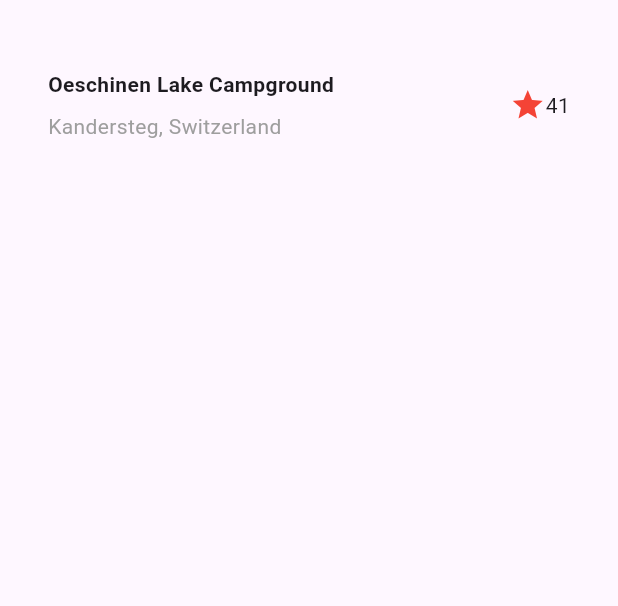
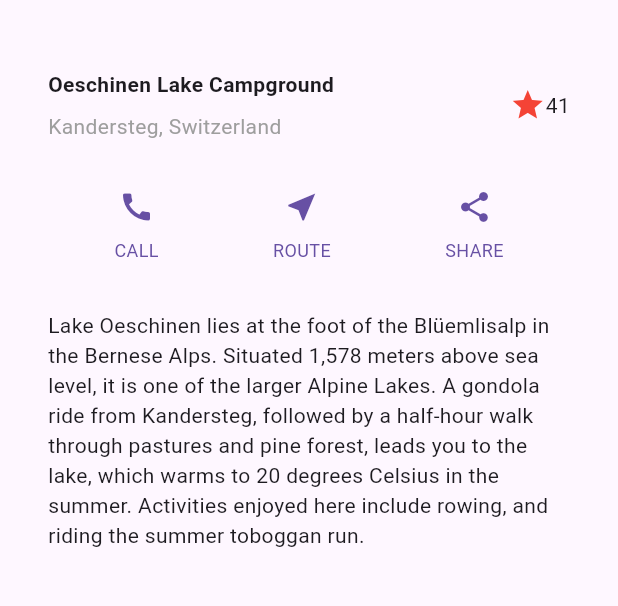
Before and after one commit to GHasegawa1124/flutter_tutorial, a Flutter app: the screen it shows after launch, on a phone screen of 412 x 824 dp, the part 63-669 px from its top. Run offline on Flutter 3.47's test engine with Material 3 defaults, Android fonts, the phone set to English and light mode, and no system bars.

Commit message:
変更なし

```diff
--- a/lib/main.dart
+++ b/lib/main.dart
@@ -4,11 +4,21 @@
   runApp(const MainApp());
 }
 
+// Flutterのレイアウト構築の方法をを学ぶためのサンプルアプリです。
+// Flutter公式ドキュメントのBuilding layoutsに沿った実装を行っています。
+// ref. https://docs.flutter.dev/ui/layout/tutorial#step-3-implement-the-button-row
 class MainApp extends StatelessWidget {
   const MainApp({super.key});
 
   @override
   Widget build(BuildContext context) {
+    // Step2: Implement the title row
+    //
+    // テキストやスターアイコンを横に並べた塊をTitleSectionという塊で表現します。
+    // buildメソッドの中にこのように記述します。Container配下に複雑なWidgetがネストされていますが、
+    // それらを`titleSection`という変数に代入しているのがこちらの記述です。
+    // このように記述することで、buildメソッドの中身がすっきりと見やすくなります。
+    // ref. https://docs.flutter.dev/ui/layout/tutorial#step-2-implement-the-title-row
     Widget titleSection = Container(
       padding: const EdgeInsets.all(32),
       child: Row(
@@ -46,15 +56,94 @@
         ],
       ),
     );
+
+    // Step3: Implement the button row
+    //
+    // アイコンとテキストを縦に並べた塊をButtonSectionという塊で表現します。
+    // Step2とは違い`=`で代入した変数形式とは異なり、`buildButtonColumn`というメソッドで実装されています。
+    // メソッドにしている理由は外から（呼び出す側）からカラーやアイコン、テキストを柔軟に変更できるようにするためです。
+    // このようにメソッドにしておき呼び出し側で引数を定義しておくことで、同じようなレイアウトを複数箇所で使い回すことができます。
+    // ボタンの色、アイコン、テキストが引数で指定されていることで、これらを自由に変更したレイアウトをすぐに使うことができます。
+    // ref. https://docs.flutter.dev/ui/layout/tutorial#step-3-implement-the-button-row
+    Column buildButtonColumn(Color color, IconData icon, String label) {
+      return Column(
+        mainAxisSize: MainAxisSize.min,
+        mainAxisAlignment: MainAxisAlignment.center,
+        children: [
+          Icon(icon, color: color),
+          Container(
+            margin: const EdgeInsets.only(top: 8),
+            child: Text(
+              label,
+              style: TextStyle(
+                fontSize: 12,
+                fontWeight: FontWeight.w400,
+                color: color,
+              ),
+            ),
+          ),
+        ],
+      );
+    }
+
+    // 一旦スルーで大丈夫です。[Colors.blue]など、お好きなカラーを指定しても構いません。
+    Color color = Theme.of(context).primaryColor;
+
+    // Step3: Implement the button row
+    //
+    // 上記で定義した`buildButtonColumn`を呼び出して、`buildButtonColumn`を並べた塊をButtonSectionという塊で表現します。
+    Widget buttonSection = Row(
+      // 水平方向（RowのMain Axis）に均等にスペースを空けます。
+      // 以下の記事がMainAxisAlignmentの各挙動について解説されていますのでご一読推奨です。
+      // ref. https://qiita.com/ikemura23/items/67af19b6cbf16fb0251a
+      mainAxisAlignment: MainAxisAlignment.spaceEvenly,
+      children: [
+        // アイコンとテキストを立てに並べるというレイアウト構造は3つとも一緒なので、`buildButtonColumn`を呼び出すだけで簡単にレイアウトを構築することができます。
+        // また、関数の引数にカラー/アイコン/テキストを指定することで、中身だけ差し替えて同じレイアウトを使い回すことができます。
+        buildButtonColumn(color, Icons.call, 'CALL'),
+        buildButtonColumn(color, Icons.near_me, 'ROUTE'),
+        buildButtonColumn(color, Icons.share, 'SHARE'),
+      ],
+    );
+
+    // Step4: Implement the text section
+    //
+    // テキストを縦に並べた塊をTextSectionという塊で表現します。
+    // ref. https://docs.flutter.dev/ui/layout/tutorial#step-4-implement-the-text-section
+    Widget textSection = Container(
+      padding: const EdgeInsets.all(32),
+      child: const Text(
+        'Lake Oeschinen lies at the foot of the Blüemlisalp in the Bernese '
+        'Alps. Situated 1,578 meters above sea level, it is one of the '
+        'larger Alpine Lakes. A gondola ride from Kandersteg, followed by a '
+        'half-hour walk through pastures and pine forest, leads you to the '
+        'lake, which warms to 20 degrees Celsius in the summer. Activities '
+        'enjoyed here include rowing, and riding the summer toboggan run.',
+        softWrap: true,
+      ),
+    );
+
     return MaterialApp(
-      title: 'Flutter layout demo',
       home: Scaffold(
         appBar: AppBar(
           title: const Text('Flutter layout demo'),
         ),
         body: Column(
+          // Step2~4で定義したWidgetを並べていきます。
+          // Column要素のchildrenにWidgetを並べることで、縦に並べることができます。
+          // 上から順番に配置されるため、順番を入れ替えると配置も入れ替わります。
           children: [
+            // Step5: 画像を読み込んで一番上に配置します。
+            // ref. https://docs.flutter.dev/ui/layout/tutorial#step-5-implement-the-image-section
+            /*Image.asset(
+              'images/lake.jpg',
+              width: 600,
+              height: 240,
+              fit: BoxFit.cover,
+            ),*/
             titleSection,
+            buttonSection,
+            textSection,
           ],
         ),
       ),
```
